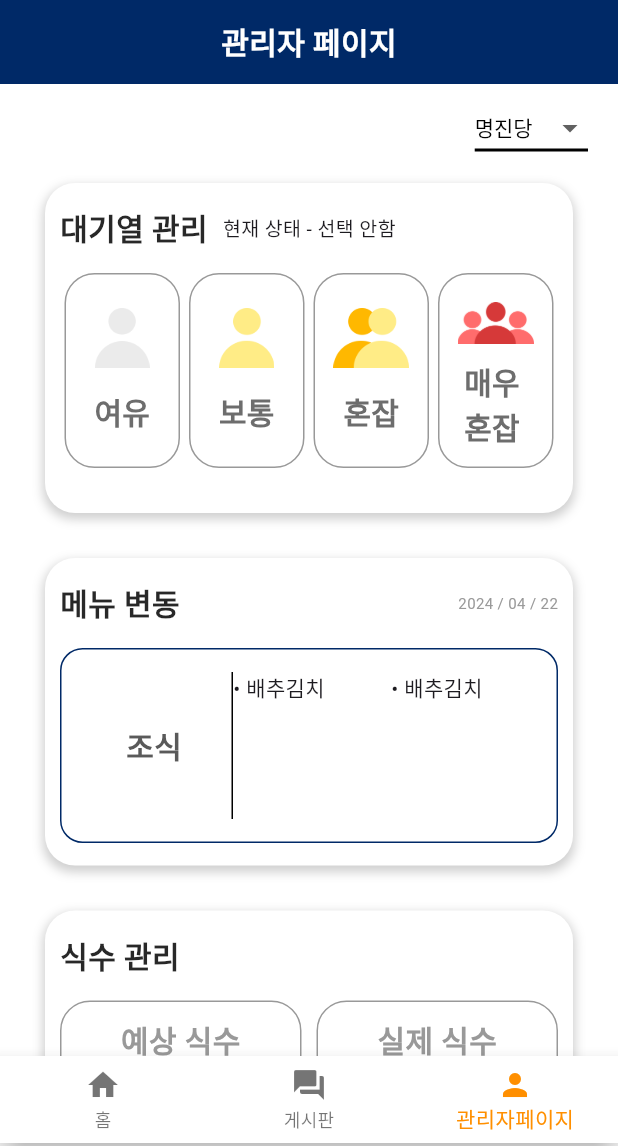
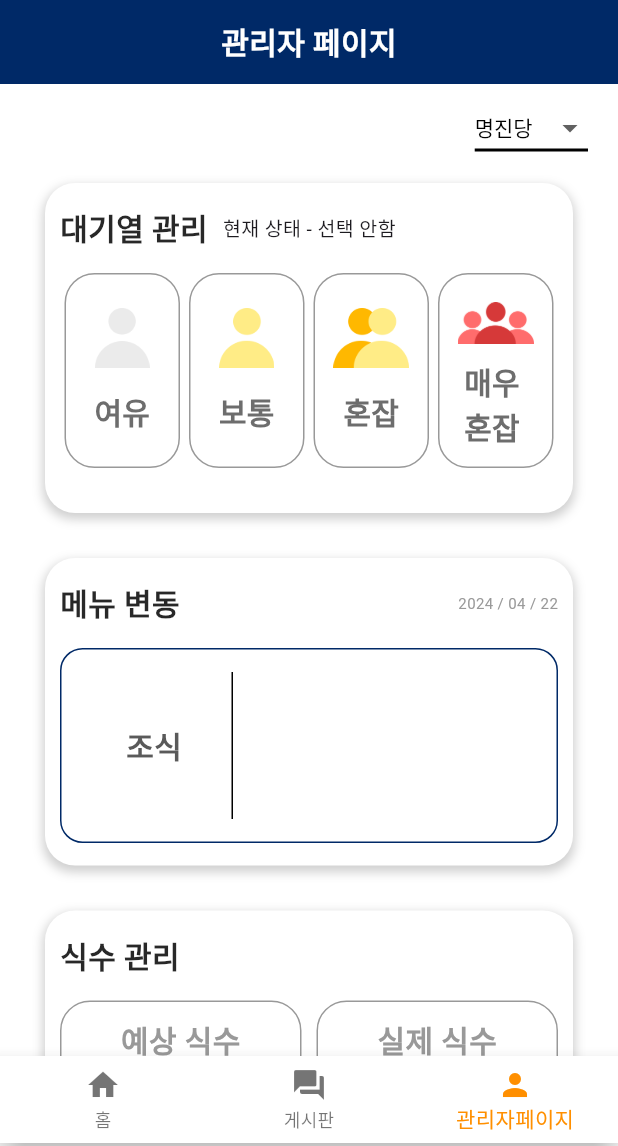
Before and after one commit to Team-Fiveguys/TAM-Cafeteria-Front, a Flutter app: the screen it shows after launch, on a phone screen of 412 x 824 dp, the part 90-1236 px from its top. Run offline on Flutter 3.47's test engine with Material 3 defaults, Android fonts, the phone set to English and light mode, and no system bars; drawn by our look-alikes of auto_size_text; our stand-ins replace image_picker, table_calendar; missing offline and left inert: dart:js_util, kakao_flutter_sdk_user; key blocks and very long unbroken strings in the code were emptied for the run.

Commit message:
admin 페이지 ui 수정 필요

```diff
--- a/lib/screens/admin_screen.dart
+++ b/lib/screens/admin_screen.dart
@@ -28,6 +28,16 @@ class _AdminPageState extends State<AdminPage> {
   int? currentWaitingTime = 5;
   XFile? _image;
   final ImagePicker _picker = ImagePicker();
+
+  final List<String> menuList = [
+    "마제소바",
+    "도토리묵야채무침calclalcal",
+    "타코야끼",
+    "락교",
+    "요구르트",
+    "아이스믹스커피",
+    "배추김치&추가밥",
+  ];
 
   late String cafeteriaName;
 
@@ -333,22 +343,8 @@ class _AdminPageState extends State<AdminPage> {
                                       ),
                                     ),
                                   ),
-                                  // GridView를 사용하여 텍스트를 배치합니다.
-                                  child: GridView.builder(
-                                    gridDelegate:
-                                        const SliverGridDelegateWithFixedCrossAxisCount(
-                                      crossAxisCount: 2,
-                                      mainAxisSpacing: 5,
-                                      crossAxisSpacing: 5,
-                                    ),
-                                    itemCount: 8,
-                                    itemBuilder: (context, index) =>
-                                        const SizedBox(
-                                      width: 100,
-                                      height: 20,
-                                      child: Text("• 배추김치"),
-                                    ),
-                                  ),
+                                  child: //TODO: 여기 ui 완성시키기
+                                      Container(),
                                 ),
                               ),
                             ],
```
